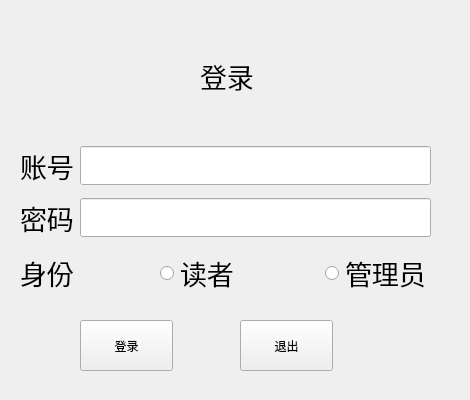
This is widget.ui in summerwunder/LibraryManagement as Qt 5 draws it before an edit. The edited form follows.
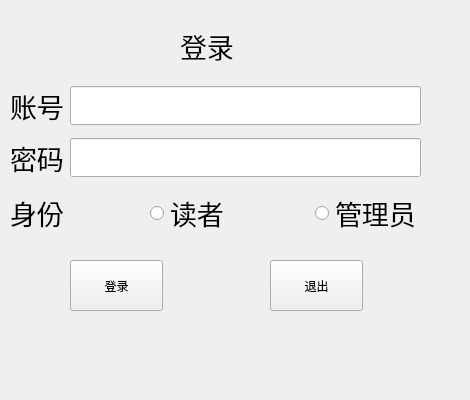
This is the edited form.

What changed in the file:
```diff
--- a/widget.ui
+++ b/widget.ui
@@ -16,8 +16,8 @@
   <widget class="QPushButton" name="loginButton">
    <property name="geometry">
     <rect>
-     <x>80</x>
-     <y>320</y>
+     <x>70</x>
+     <y>260</y>
      <width>93</width>
      <height>51</height>
     </rect>
@@ -29,8 +29,8 @@
   <widget class="QPushButton" name="exitButton">
    <property name="geometry">
     <rect>
-     <x>240</x>
-     <y>320</y>
+     <x>270</x>
+     <y>260</y>
      <width>93</width>
      <height>51</height>
     </rect>
@@ -42,8 +42,8 @@
   <widget class="QLabel" name="loginLabel">
    <property name="geometry">
     <rect>
-     <x>200</x>
-     <y>30</y>
+     <x>180</x>
+     <y>0</y>
      <width>191</width>
      <height>91</height>
     </rect>
@@ -60,8 +60,8 @@
   <widget class="QWidget" name="layoutWidget">
    <property name="geometry">
     <rect>
-     <x>20</x>
-     <y>140</y>
+     <x>10</x>
+     <y>80</y>
      <width>411</width>
      <height>164</height>
     </rect>
```
